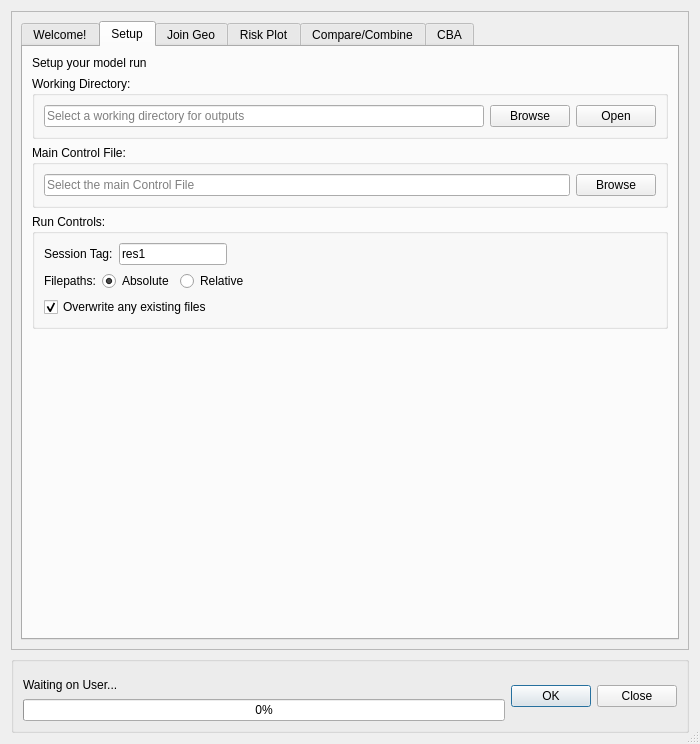
The window that canflood/results/results.ui (NRCan/CanFlood) describes before a commit, drawn with Qt 5.
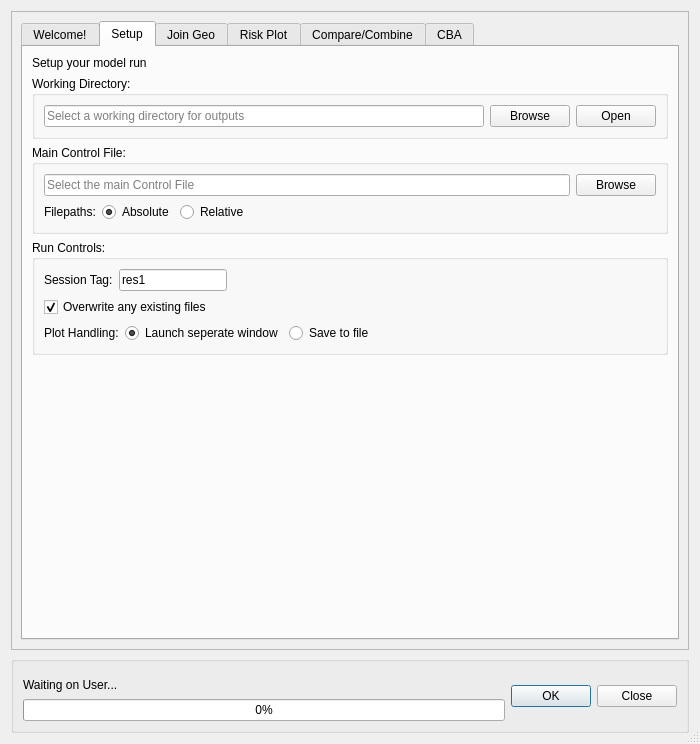
The same window after the commit. The open tabs and pages were chosen to show the change. Icons and pictures are not drawn. Custom widgets are drawn as their Qt base class.

The edit to the form file:
```diff
--- a/canflood/results/results.ui
+++ b/canflood/results/results.ui
@@ -209,6 +209,65 @@
                 </item>
                </layout>
               </item>
+              <item>
+               <layout class="QHBoxLayout" name="horizontalLayout_14">
+                <item>
+                 <widget class="QLabel" name="label_20">
+                  <property name="sizePolicy">
+                   <sizepolicy hsizetype="Fixed" vsizetype="Preferred">
+                    <horstretch>0</horstretch>
+                    <verstretch>0</verstretch>
+                   </sizepolicy>
+                  </property>
+                  <property name="text">
+                   <string>Filepaths:</string>
+                  </property>
+                 </widget>
+                </item>
+                <item>
+                 <widget class="QRadioButton" name="radioButton_SS_fpAbs">
+                  <property name="sizePolicy">
+                   <sizepolicy hsizetype="Fixed" vsizetype="Fixed">
+                    <horstretch>0</horstretch>
+                    <verstretch>0</verstretch>
+                   </sizepolicy>
+                  </property>
+                  <property name="text">
+                   <string>Absolute</string>
+                  </property>
+                  <property name="checked">
+                   <bool>true</bool>
+                  </property>
+                 </widget>
+                </item>
+                <item>
+                 <widget class="QRadioButton" name="radioButton_SS_fpRel">
+                  <property name="sizePolicy">
+                   <sizepolicy hsizetype="Fixed" vsizetype="Fixed">
+                    <horstretch>0</horstretch>
+                    <verstretch>0</verstretch>
+                   </sizepolicy>
+                  </property>
+                  <property name="text">
+                   <string>Relative</string>
+                  </property>
+                 </widget>
+                </item>
+                <item>
+                 <spacer name="horizontalSpacer_8">
+                  <property name="orientation">
+                   <enum>Qt::Horizontal</enum>
+                  </property>
+                  <property name="sizeHint" stdset="0">
+                   <size>
+                    <width>40</width>
+                    <height>20</height>
+                   </size>
+                  </property>
+                 </spacer>
+                </item>
+               </layout>
+              </item>
              </layout>
             </widget>
            </item>
@@ -267,65 +326,6 @@
                 </item>
                </layout>
               </item>
-              <item>
-               <layout class="QHBoxLayout" name="horizontalLayout_14">
-                <item>
-                 <widget class="QLabel" name="label_20">
-                  <property name="sizePolicy">
-                   <sizepolicy hsizetype="Fixed" vsizetype="Preferred">
-                    <horstretch>0</horstretch>
-                    <verstretch>0</verstretch>
-                   </sizepolicy>
-                  </property>
-                  <property name="text">
-                   <string>Filepaths:</string>
-                  </property>
-                 </widget>
-                </item>
-                <item>
-                 <widget class="QRadioButton" name="radioButton_SS_fpAbs">
-                  <property name="sizePolicy">
-                   <sizepolicy hsizetype="Fixed" vsizetype="Fixed">
-                    <horstretch>0</horstretch>
-                    <verstretch>0</verstretch>
-                   </sizepolicy>
-                  </property>
-                  <property name="text">
-                   <string>Absolute</string>
-                  </property>
-                  <property name="checked">
-                   <bool>true</bool>
-                  </property>
-                 </widget>
-                </item>
-                <item>
-                 <widget class="QRadioButton" name="radioButton_SS_fpRel">
-                  <property name="sizePolicy">
-                   <sizepolicy hsizetype="Fixed" vsizetype="Fixed">
-                    <horstretch>0</horstretch>
-                    <verstretch>0</verstretch>
-                   </sizepolicy>
-                  </property>
-                  <property name="text">
-                   <string>Relative</string>
-                  </property>
-                 </widget>
-                </item>
-                <item>
-                 <spacer name="horizontalSpacer_8">
-                  <property name="orientation">
-                   <enum>Qt::Horizontal</enum>
-                  </property>
-                  <property name="sizeHint" stdset="0">
-                   <size>
-                    <width>40</width>
-                    <height>20</height>
-                   </size>
-                  </property>
-                 </spacer>
-                </item>
-               </layout>
-              </item>
               <item>
                <widget class="QCheckBox" name="checkBox_SSoverwrite">
                 <property name="text">
@@ -336,6 +336,52 @@
                 </property>
                </widget>
               </item>
+              <item>
+               <layout class="QHBoxLayout" name="horizontalLayout_16">
+                <item>
+                 <widget class="QLabel" name="label_13">
+                  <property name="sizePolicy">
+                   <sizepolicy hsizetype="Fixed" vsizetype="Preferred">
+                    <horstretch>0</horstretch>
+                    <verstretch>0</verstretch>
+                   </sizepolicy>
+                  </property>
+                  <property name="text">
+                   <string>Plot Handling:</string>
+                  </property>
+                 </widget>
+                </item>
+                <item>
+                 <widget class="QRadioButton" name="radioButton_s_pltW">
+                  <property name="sizePolicy">
+                   <sizepolicy hsizetype="Fixed" vsizetype="Fixed">
+                    <horstretch>0</horstretch>
+                    <verstretch>0</verstretch>
+                   </sizepolicy>
+                  </property>
+                  <property name="text">
+                   <string>Launch seperate window</string>
+                  </property>
+                  <property name="checked">
+                   <bool>true</bool>
+                  </property>
+                  <attribute name="buttonGroup">
+                   <string notr="true">buttonGroup</string>
+                  </attribute>
+                 </widget>
+                </item>
+                <item>
+                 <widget class="QRadioButton" name="radioButton">
+                  <property name="text">
+                   <string>Save to file</string>
+                  </property>
+                  <attribute name="buttonGroup">
+                   <string notr="true">buttonGroup</string>
+                  </attribute>
+                 </widget>
+                </item>
+               </layout>
+              </item>
              </layout>
             </widget>
            </item>
```
Left out of the diff: 3 changed lines with no effect on the pictures.
